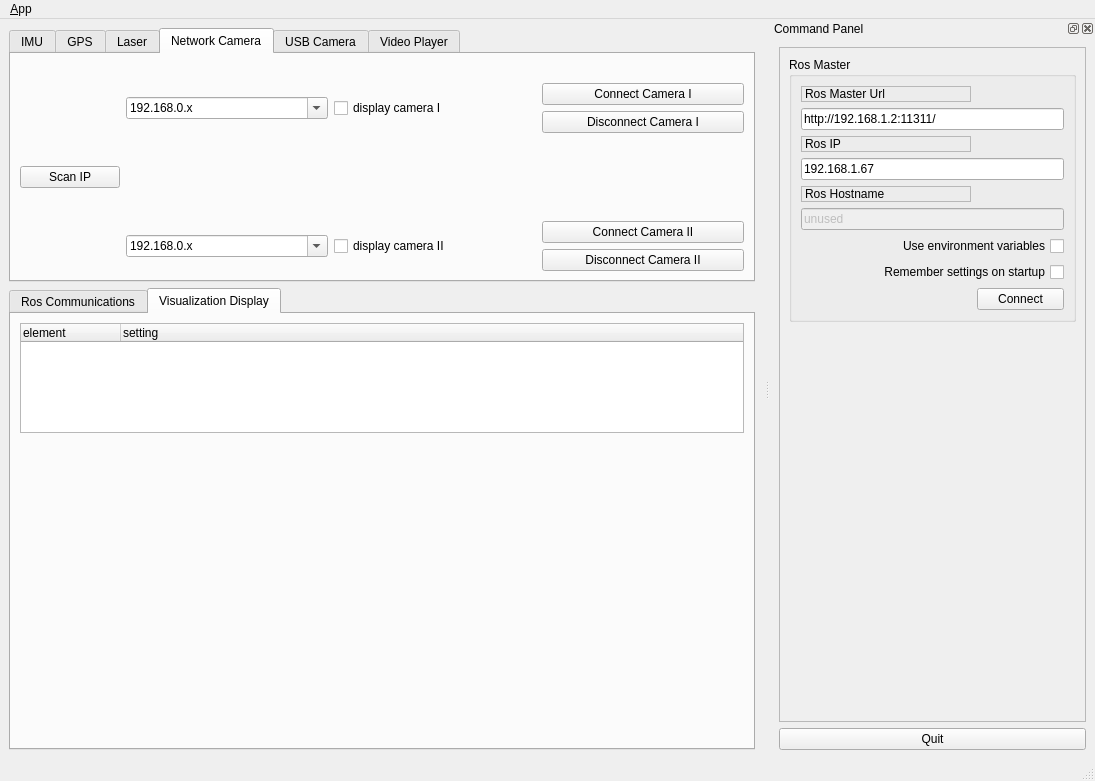
This is ui/main_window.ui in LennonHuang/test_qt as Qt 5 draws it before an edit. The edited form follows.
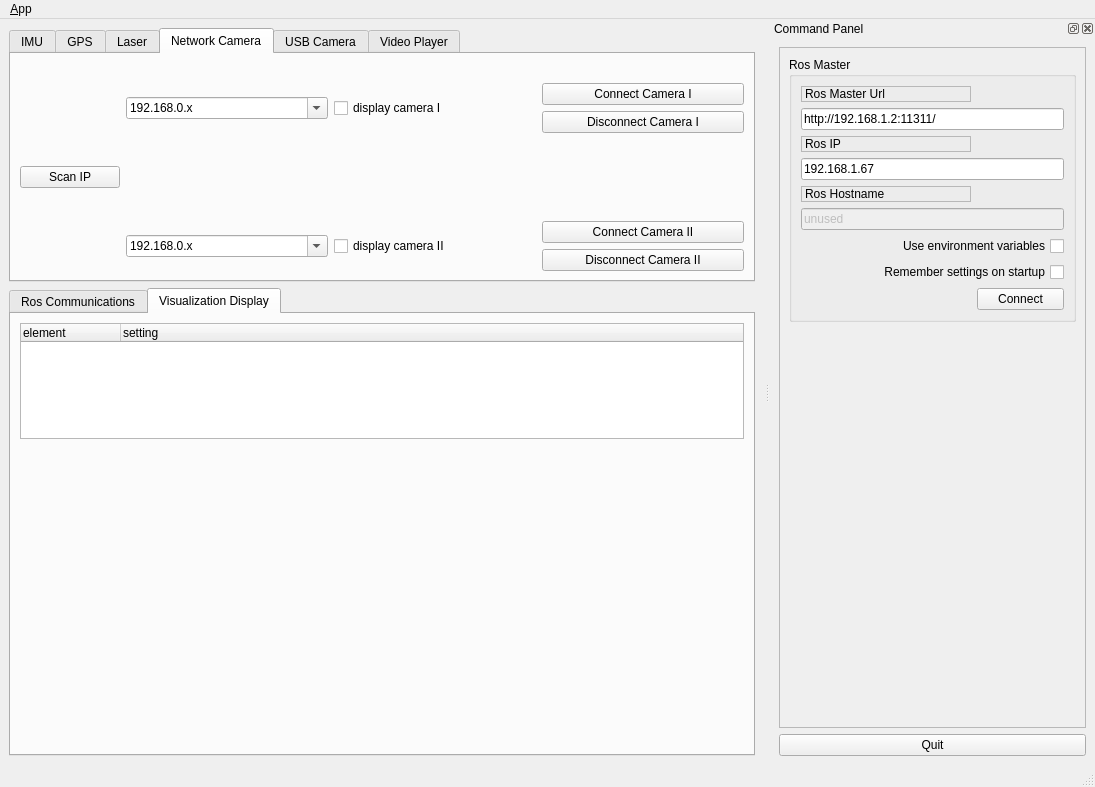
This is the edited form. The open tabs and pages were chosen to show the change. Icons and pictures are not drawn.

Commit message: test external window

Patch:
```diff
--- a/ui/main_window.ui
+++ b/ui/main_window.ui
@@ -7,7 +7,7 @@
     <x>0</x>
     <y>0</y>
     <width>1095</width>
-    <height>781</height>
+    <height>787</height>
    </rect>
   </property>
   <property name="windowTitle">
```
Left out of the diff: 4 changed lines with no effect on the pictures. The commit also changes 5 other files.
